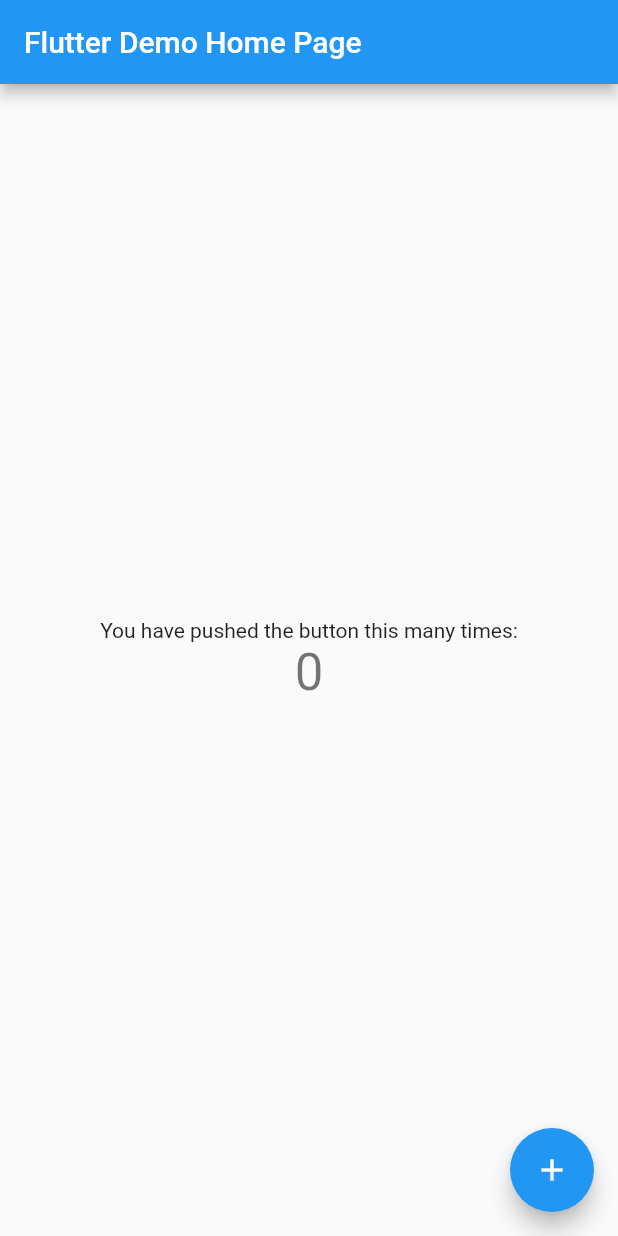
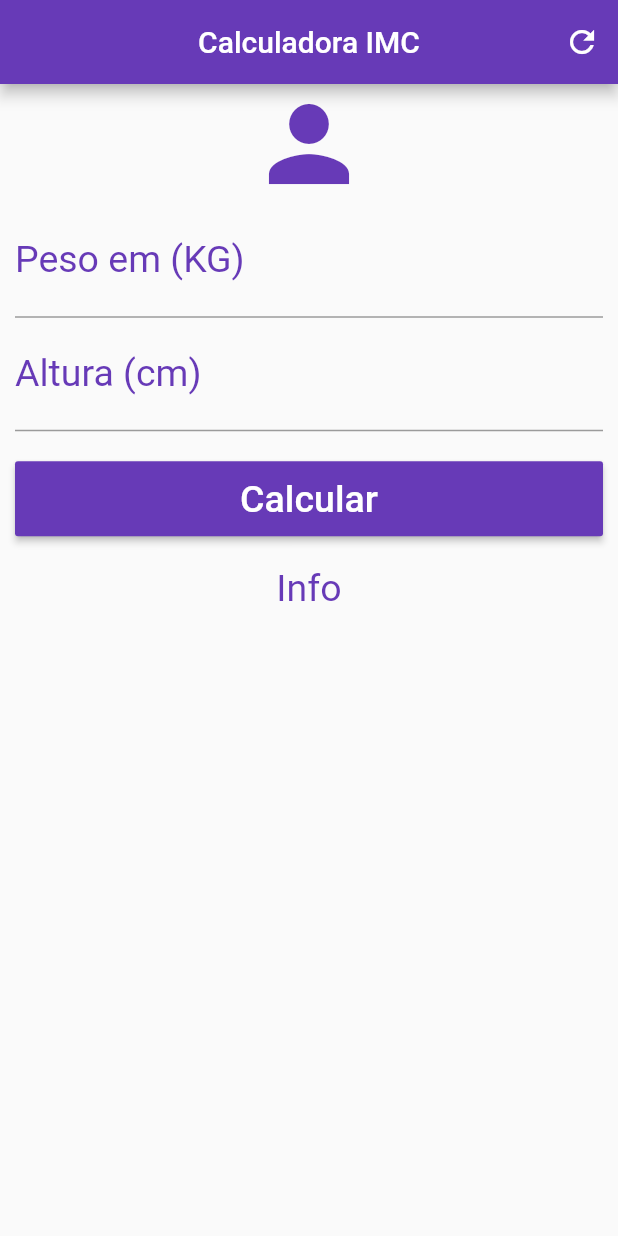
Before and after one commit to yuritoledo/imc_counter, a Flutter app: the screen it shows after launch, on a phone screen of 412 x 824 dp. Run offline on Flutter 3.47's test engine with Material 2 defaults, Android fonts, the phone set to English and light mode, and no system bars.

Commit message:
Finished layout

```diff
--- a/lib/main.dart
+++ b/lib/main.dart
@@ -1,111 +1,82 @@
 import 'package:flutter/material.dart';
 
-void main() => runApp(MyApp());
+void main() {
+  runApp(MaterialApp(
+    debugShowCheckedModeBanner: false,
+    home: Home(),
+  ));
+}
 
-class MyApp extends StatelessWidget {
-  // This widget is the root of your application.
+class Home extends StatefulWidget {
+  @override
+  _HomeState createState() => _HomeState();
+}
+
+class _HomeState extends State<Home> {
   @override
   Widget build(BuildContext context) {
-    return MaterialApp(
-      title: 'Flutter Demo',
-      theme: ThemeData(
-        // This is the theme of your application.
-        //
-        // Try running your application with "flutter run". You'll see the
-        // application has a blue toolbar. Then, without quitting the app, try
-        // changing the primarySwatch below to Colors.green and then invoke
-        // "hot reload" (press "r" in the console where you ran "flutter run",
-        // or simply save your changes to "hot reload" in a Flutter IDE).
-        // Notice that the counter didn't reset back to zero; the application
-        // is not restarted.
-        primarySwatch: Colors.blue,
-      ),
-      home: MyHomePage(title: 'Flutter Demo Home Page'),
-    );
-  }
-}
-
-class MyHomePage extends StatefulWidget {
-  MyHomePage({Key key, this.title}) : super(key: key);
-
-  // This widget is the home page of your application. It is stateful, meaning
-  // that it has a State object (defined below) that contains fields that affect
-  // how it looks.
-
-  // This class is the configuration for the state. It holds the values (in this
-  // case the title) provided by the parent (in this case the App widget) and
-  // used by the build method of the State. Fields in a Widget subclass are
-  // always marked "final".
-
-  final String title;
-
-  @override
-  _MyHomePageState createState() => _MyHomePageState();
-}
-
-class _MyHomePageState extends State<MyHomePage> {
-  int _counter = 0;
-
-  void _incrementCounter() {
-    setState(() {
-      // This call to setState tells the Flutter framework that something has
-      // changed in this State, which causes it to rerun the build method below
-      // so that the display can reflect the updated values. If we changed
-      // _counter without calling setState(), then the build method would not be
-      // called again, and so nothing would appear to happen.
-      _counter++;
-    });
-  }
-
-  @override
-  Widget build(BuildContext context) {
-    // This method is rerun every time setState is called, for instance as done
-    // by the _incrementCounter method above.
-    //
-    // The Flutter framework has been optimized to make rerunning build methods
-    // fast, so that you can just rebuild anything that needs updating rather
-    // than having to individually change instances of widgets.
     return Scaffold(
         appBar: AppBar(
-        // Here we take the value from the MyHomePage object that was created by
-        // the App.build method, and use it to set our appbar title.
-        title: Text(widget.title),
+          title: Text('Calculadora IMC'),
+          centerTitle: true,
+          backgroundColor: Colors.deepPurple,
+          actions: <Widget>[
+            IconButton(
+              icon: Icon(Icons.refresh),
+              onPressed: () {},
+            )
+          ],
         ),
-      body: Center(
-        // Center is a layout widget. It takes a single child and positions it
-        // in the middle of the parent.
+        body: SingleChildScrollView(
+          padding: EdgeInsets.symmetric(horizontal: 10),
           child: Column(
-          // Column is also a layout widget. It takes a list of children and
-          // arranges them vertically. By default, it sizes itself to fit its
-          // children horizontally, and tries to be as tall as its parent.
-          //
-          // Invoke "debug painting" (press "p" in the console, choose the
-          // "Toggle Debug Paint" action from the Flutter Inspector in Android
-          // Studio, or the "Toggle Debug Paint" command in Visual Studio Code)
-          // to see the wireframe for each widget.
-          //
-          // Column has various properties to control how it sizes itself and
-          // how it positions its children. Here we use mainAxisAlignment to
-          // center the children vertically; the main axis here is the vertical
-          // axis because Columns are vertical (the cross axis would be
-          // horizontal).
-          mainAxisAlignment: MainAxisAlignment.center,
+            crossAxisAlignment: CrossAxisAlignment.stretch,
             children: <Widget>[
-            Text(
-              'You have pushed the button this many times:',
+              Icon(
+                Icons.person,
+                size: 80,
+                color: Colors.deepPurple,
+              ),
+              TextField(
+                keyboardType: TextInputType.number,
+                textAlign: TextAlign.center,
+                style: TextStyle(fontSize: 25, color: Colors.deepPurple),
+                cursorColor: Colors.deepPurple,
+                decoration: InputDecoration(
+                  labelText: 'Peso em (KG)',
+                  labelStyle: TextStyle(color: Colors.deepPurple),
+                ),
+              ),
+              TextField(
+                keyboardType: TextInputType.number,
+                textAlign: TextAlign.center,
+                style: TextStyle(fontSize: 25, color: Colors.deepPurple),
+                decoration: InputDecoration(
+                  labelText: 'Altura (cm)',
+                  labelStyle: TextStyle(color: Colors.deepPurple),
+                ),
+              ),
+              Padding(
+                padding: EdgeInsets.symmetric(vertical: 20),
+                child: Container(
+                  height: 50,
+                  child: RaisedButton(
+                    onPressed: () {},
+                    color: Colors.deepPurple,
+                    child: Text(
+                      'Calcular',
+                      style: TextStyle(color: Colors.white, fontSize: 25),
+                    ),
+                  ),
+                ),
               ),
               Text(
-              '$_counter',
-              style: Theme.of(context).textTheme.display1,
+                'Info',
+                textAlign: TextAlign.center,
+                style: TextStyle(color: Colors.deepPurple, fontSize: 25),
               ),
             ],
           ),
-      ),
-      floatingActionButton: FloatingActionButton(
-        onPressed: _incrementCounter,
-        tooltip: 'Increment',
-        child: Icon(Icons.add),
-      ), // This trailing comma makes auto-formatting nicer for build methods.
-    );
+        ));
   }
 }
```
Also changed, not shown: 1 other file. Lines whose indentation alone changed are shown as unchanged.
